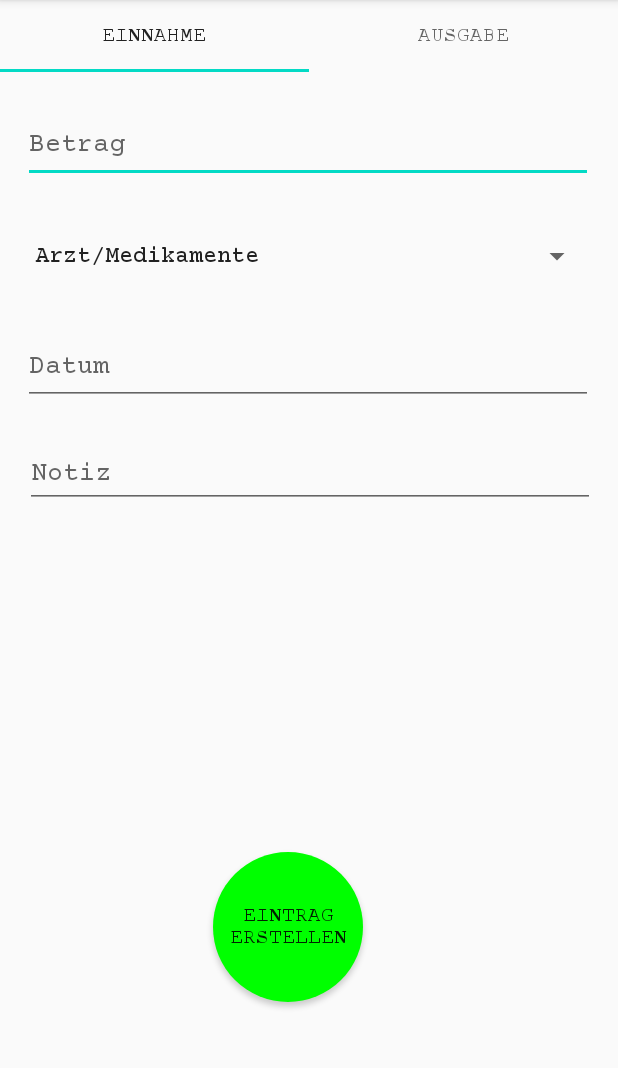
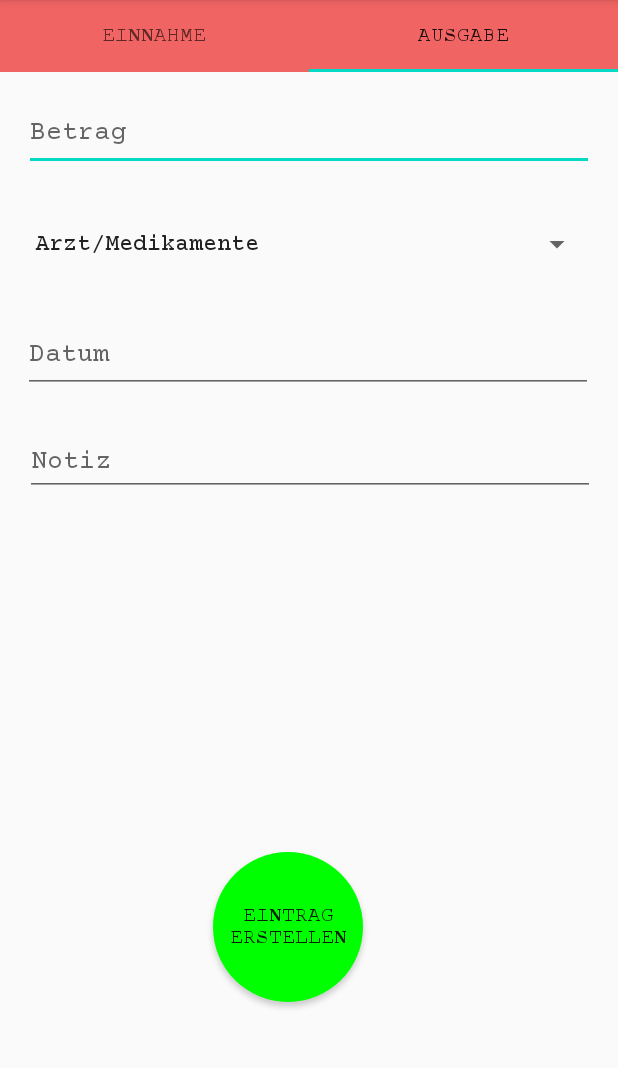
Before and after one commit to Hartlex/FinanzApp, an Android app: the AddEntryActivity screen opened directly, with no data from a screen before it, on a phone screen of 412 x 824 dp, the part 84-1152 px from its top. Run offline under Robolectric (Android 15) with nearby library versions, the phone set to English and light mode, and no system bars.

Commit message:
Added logic behind Tablayout Tablayout is initiated based on isExpense Value passed by the Intent Tablayout now switches Colors accordingly

```diff
--- a/app/src/main/java/com/example/finanzapp/AddEntryActivity.java
+++ b/app/src/main/java/com/example/finanzapp/AddEntryActivity.java
@@ -3,34 +3,36 @@ package com.example.finanzapp;
 import androidx.appcompat.app.AppCompatActivity;
 
 import android.app.DatePickerDialog;
+import android.content.Intent;
 import android.os.Bundle;
 import android.view.View;
 import android.widget.ArrayAdapter;
 import android.widget.DatePicker;
 import android.widget.EditText;
 import android.widget.Spinner;
-import android.widget.TextView;
 
-import com.google.android.material.textfield.TextInputLayout;
+import com.google.android.material.tabs.TabLayout;
 
 import java.util.Calendar;
-import java.util.Date;
 
 public class AddEntryActivity extends AppCompatActivity {
 
     private Spinner _category;
     private EditText _date;
     private Calendar calendar;
+    private boolean isExpense;
 
     @Override
     protected void onCreate(Bundle savedInstanceState) {
         super.onCreate(savedInstanceState);
         setContentView(R.layout.activity_add_entry);
+        Intent intent = getIntent();
+        isExpense = intent.getBooleanExtra("isExpense",true);
 
         //Elemente initialisieren
         InitSpinner();
         InitDatePicker();
-
+        InitTabs();
     }
 
     /**
@@ -82,4 +84,42 @@ public class AddEntryActivity extends AppCompatActivity {
 
         datePickerDialog.show();
     }
+
+    /**
+     * Sets the Tablayout expenseRevenueTab to Expense or Revenue
+     * based on isExpense variable from Intent
+     *
+     * @author Hartmann A.
+     * */
+    private void InitTabs(){
+        final TabLayout tabLayout = findViewById(R.id.expenseRevenueTab);
+        tabLayout.addOnTabSelectedListener(new TabLayout.OnTabSelectedListener() {
+            @Override
+            public void onTabSelected(TabLayout.Tab tab) {
+                tab.parent.setBackgroundResource(GetColorIndex(tab));
+                isExpense = tab.getPosition() == 1 ? true : false;
+            }
+
+            @Override
+            public void onTabUnselected(TabLayout.Tab tab) {}
+
+            @Override
+            public void onTabReselected(TabLayout.Tab tab) {
+            }
+        });
+        int tabIndex = isExpense ? 1: 0;
+        TabLayout.Tab tab = tabLayout.getTabAt(tabIndex);
+        tab.select();
+        tabLayout.setBackgroundResource(GetColorIndex(tab));
+    }
+
+    /**
+     * Returns the ColorIndex based on Tab
+     *
+     * @param tab The tab that determines which ColorIndex is returned.
+     * @author Hartmann A.
+     * */
+    private int GetColorIndex(TabLayout.Tab tab){
+        return tab.getPosition()==0 ? R.color.colorrevenue : R.color.colorexpense;
+    }
 }
--- a/app/src/main/res/layout/activity_add_entry.xml
+++ b/app/src/main/res/layout/activity_add_entry.xml
@@ -7,17 +7,22 @@
     tools:context=".AddEntryActivity">
 
     <com.google.android.material.tabs.TabLayout
-        android:id="@+id/tabLayout"
+        android:id="@+id/expenseRevenueTab"
         android:layout_width="match_parent"
-        android:layout_height="wrap_content">
+        android:layout_height="wrap_content"
+        android:background="@color/colorexpense"
+        app:layout_constraintEnd_toEndOf="parent"
+        app:layout_constraintStart_toStartOf="parent"
+        app:layout_constraintTop_toTopOf="parent">
 
         <com.google.android.material.tabs.TabItem
+            android:id="@+id/revenueTab"
             android:layout_width="wrap_content"
             android:layout_height="wrap_content"
-            android:text="@string/revenue"
-            />
+            android:text="@string/revenue" />
 
         <com.google.android.material.tabs.TabItem
+            android:id="@+id/expenseTab"
             android:layout_width="wrap_content"
             android:layout_height="wrap_content"
             android:text="@string/expense" />
@@ -30,7 +35,7 @@
         android:layout_height="50dp"
         android:layout_marginStart="8dp"
         android:layout_marginLeft="8dp"
-        android:layout_marginTop="24dp"
+        android:layout_marginTop="16dp"
         android:layout_marginEnd="8dp"
         android:layout_marginRight="8dp"
         android:ems="10"
@@ -38,10 +43,8 @@
         android:hint="@string/amount_description"
         android:inputType="numberDecimal"
         app:layout_constraintEnd_toEndOf="parent"
-        app:layout_constraintHorizontal_bias="0.466"
         app:layout_constraintStart_toStartOf="parent"
-        app:layout_constraintTop_toBottomOf="@+id/tabLayout"
-        tools:ignore="MissingConstraints" />
+        app:layout_constraintTop_toBottomOf="@+id/expenseRevenueTab" />
 
     <Spinner
         android:id="@+id/category"
@@ -52,8 +55,7 @@
         app:layout_constraintEnd_toEndOf="parent"
         app:layout_constraintHorizontal_bias="0.483"
         app:layout_constraintStart_toStartOf="parent"
-        app:layout_constraintTop_toBottomOf="@+id/amount"
-        tools:ignore="MissingConstraints" />
+        app:layout_constraintTop_toBottomOf="@+id/amount" />
 
     <EditText
         android:id="@+id/date"
@@ -68,9 +70,9 @@
         app:layout_constraintHorizontal_bias="0.483"
         app:layout_constraintStart_toStartOf="parent"
         app:layout_constraintTop_toBottomOf="@+id/category"
-        tools:ignore="MissingConstraints"
         android:focusableInTouchMode="false"
         android:clickable="true"
+        android:focusable="true"
         />
 
     <EditText
@@ -85,8 +87,7 @@
         app:layout_constraintEnd_toEndOf="parent"
         app:layout_constraintHorizontal_bias="0.516"
         app:layout_constraintStart_toStartOf="parent"
-        app:layout_constraintTop_toBottomOf="@+id/date"
-        tools:ignore="MissingConstraints" />
+        app:layout_constraintTop_toBottomOf="@+id/date" />
 
     <Button
         android:id="@+id/btn_confirm"
@@ -99,6 +100,5 @@
         app:layout_constraintBottom_toBottomOf="parent"
         app:layout_constraintEnd_toEndOf="parent"
         app:layout_constraintHorizontal_bias="0.456"
-        app:layout_constraintStart_toStartOf="parent"
-        tools:ignore="MissingConstraints" />
+        app:layout_constraintStart_toStartOf="parent" />
 </androidx.constraintlayout.widget.ConstraintLayout>
```
